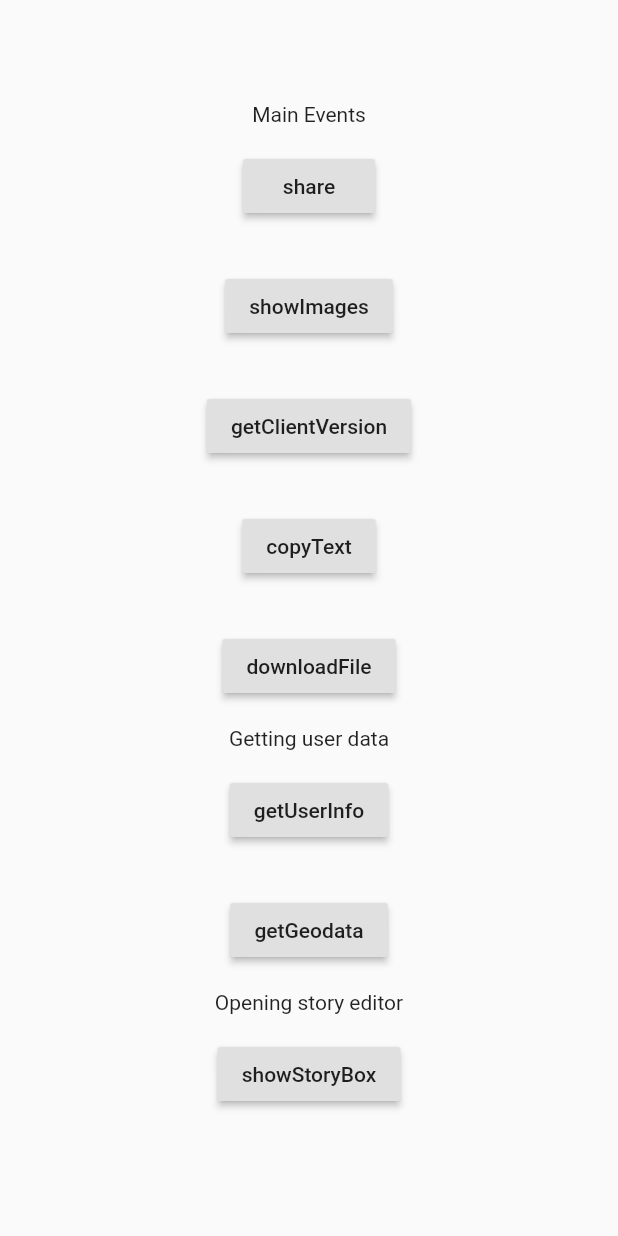
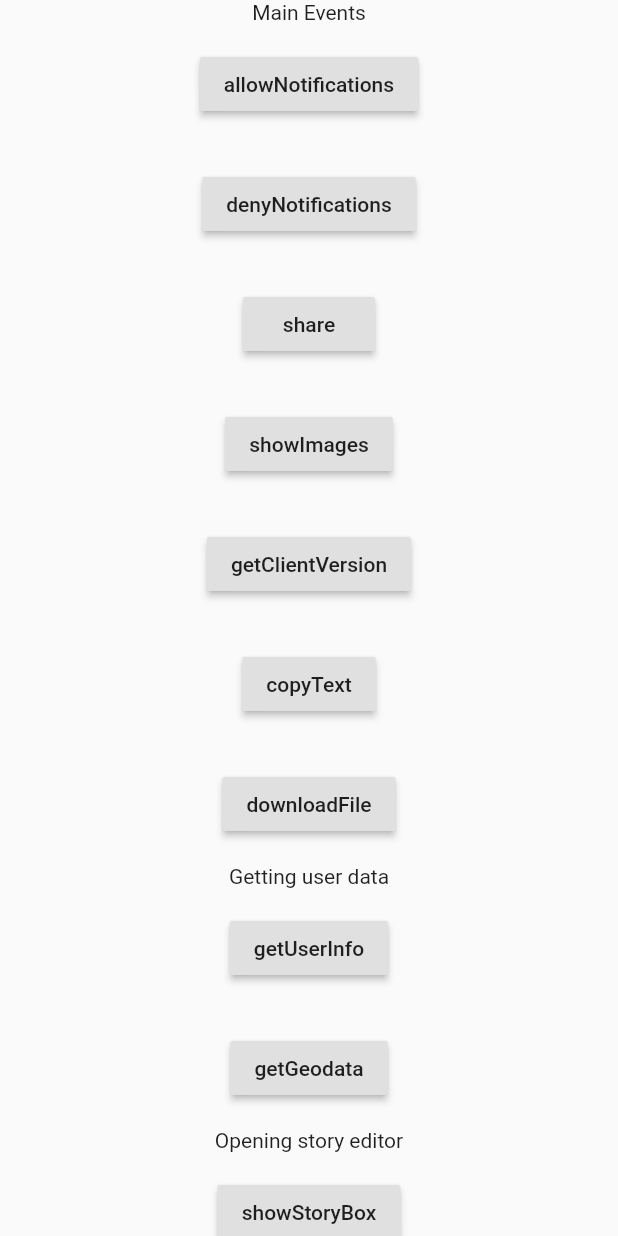
Before and after one commit to optimist-dev/vk_bridge, a Flutter app: the screen it shows after launch, on a phone screen of 412 x 824 dp. Run offline on Flutter 3.47's test engine with Material 2 defaults, Android fonts, the phone set to English and light mode, and no system bars; our stand-ins replace built_collection, built_value, js, rxdart; missing offline and left inert: dart:html, dart:js, dart:js_util; generated files the repository leaves out were written again; statements that could not run were skipped.

Commit message:
add allowNotifications and denyNotifications

```diff
--- a/example/lib/examples_page.dart
+++ b/example/lib/examples_page.dart
@@ -22,16 +22,20 @@ class _ExamplesPageState extends State<ExamplesPage> {
             crossAxisAlignment: CrossAxisAlignment.center,
             children: [
               const Text('Main Events'),
-              // _button(
-              //   title: "allowNotifications",
-              //   onPressed: () => VKBridge.instance
-              //       .allowNotifications(), //.catchError(showErrorDialog),
-              // ),
-              // _button(
-              //   title: "denyNotifications",
-              //   onPressed: () =>
-              //       VKBridge.denyNotifications().catchError(showErrorDialog),
-              // ),
+              _button(
+                title: 'allowNotifications',
+                onPressed: () => VKBridge.instance
+                    .allowNotifications()
+                    .then(_showSuccessBottomSheet)
+                    .catchError(_showErrorDialog),
+              ),
+              _button(
+                title: "denyNotifications",
+                onPressed: () => VKBridge.instance
+                    .denyNotifications()
+                    .then(_showSuccessBottomSheet)
+                    .catchError(_showErrorDialog),
+              ),
               _button(
                 title: 'share',
                 onPressed: () => VKBridge.instance
--- a/lib/src/bridge/unsupported.dart
+++ b/lib/src/bridge/unsupported.dart
@@ -66,4 +66,10 @@ class VKBridge implements vk_bridge.VKBridge {
 
   @override
   Future showStoryBox(ShowStoryBoxOptions options) => throw _unsupportedError;
+
+  @override
+  Future<VKWebAppBoolResult> allowNotifications() => throw _unsupportedError;
+
+  @override
+  Future<VKWebAppBoolResult> denyNotifications() => throw _unsupportedError;
 }
--- a/lib/src/bridge/vk_bridge.dart
+++ b/lib/src/bridge/vk_bridge.dart
@@ -104,4 +104,14 @@ abstract class VKBridge {
   /// [VKWebAppShowStoryBox] opens the story editor
   /// Platforms: iOS, Android, Web, Mobile Web
   Future<dynamic> showStoryBox(ShowStoryBoxOptions options);
+
+  /// [VKWebAppAllowNotifications] allows you to ask the user for permission
+  /// to send notifications from the app.
+  /// Platforms: iOS, Android, Web, Mobile Web
+  Future<VKWebAppBoolResult> allowNotifications();
+
+  /// [VKWebAppDenyNotifications] allows you
+  /// to disable notifications from an app.
+  /// Platforms: iOS, Android, Web, Mobile Web
+  Future<VKWebAppBoolResult> denyNotifications();
 }
```
Also changed, not shown: lib/src/bridge/vk_bridge_web.dart (+25 -17 lines).
